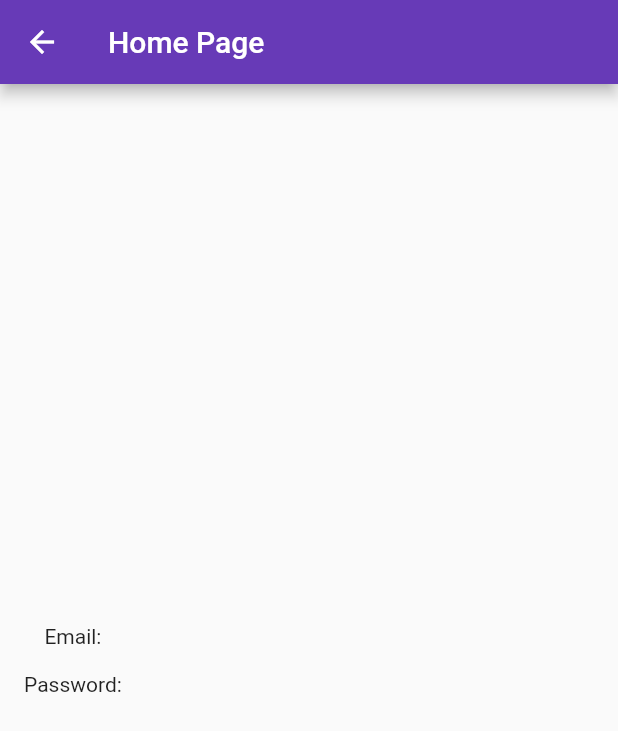
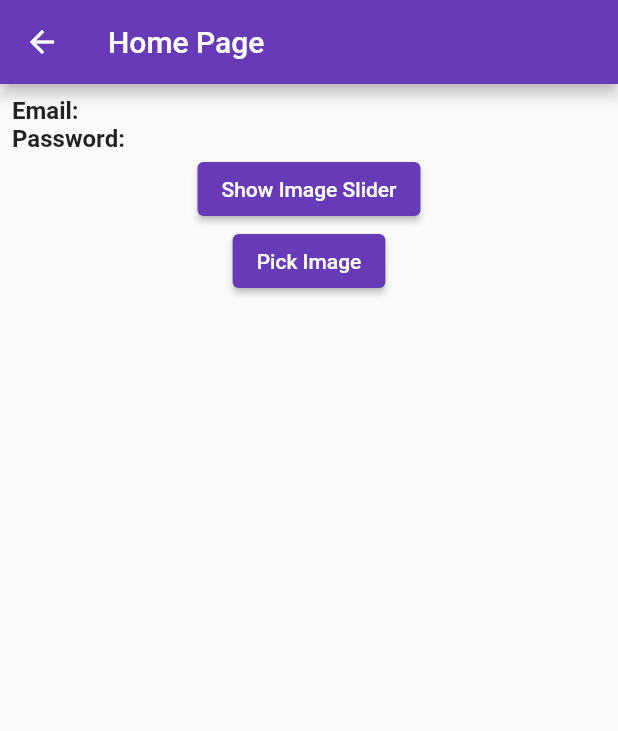
Before and after one commit to rushik008/Internship_Project_1, a Flutter app: the HomePage screen opened directly with empty values, on a phone screen of 412 x 824 dp. Shown: the top 731 px of the screen. Run offline on Flutter 3.47's test engine with Material 2 defaults, Android fonts, the phone set to English and light mode, and no system bars; our stand-ins replace carousel_slider, get, image_picker.

Commit message:
App Implemented

```diff
--- a/lib/pages/home_page.dart
+++ b/lib/pages/home_page.dart
@@ -1,26 +1,119 @@
+import 'dart:io';
 import 'package:flutter/material.dart';
 import 'package:get/get.dart';
+import 'package:image_picker/image_picker.dart';
+import 'package:internship_project_1/pages/images_page.dart';
 
-class HomePage extends StatelessWidget {
+class HomePage extends StatefulWidget {
   const HomePage({super.key});
 
   @override
+  State<HomePage> createState() => _HomePageState();
+}
+
+class _HomePageState extends State<HomePage> {
+  @override
+  File? _image;
+
+  Future<void> _pickImage(ImageSource source) async {
+    final picker = ImagePicker();
+    final pickedImage = await picker.pickImage(source: source);
+
+    if (pickedImage != null) {
+      setState(() {
+        _image = File(pickedImage.path);
+      });
+    }
+  }
+
   Widget build(BuildContext context) {
     final args = Get.arguments as Map<String, dynamic>;
-
     final String email = args['email'];
     final String password = args['password'];
 
     return Scaffold(
       appBar: AppBar(title: const Text('Home Page')),
       body: Padding(
-        padding: const EdgeInsets.all(16.0),
+        padding: const EdgeInsets.all(8.0),
         child: Column(
-          mainAxisAlignment: MainAxisAlignment.center,
-          children: [
-            Text('Email: $email'),
-            const SizedBox(height: 16.0),
-            Text('Password: $password'),
+          children: <Widget>[
+            Row(
+              children: <Widget>[
+                const Flexible(
+                  flex: 1,
+                  child: Text(
+                    'Email: ',
+                    style: TextStyle(
+                      fontSize: 16,
+                      fontWeight: FontWeight.bold,
+                    ),
+                  ),
+                ),
+                Flexible(
+                  flex: 2,
+                  child: Text(
+                    email,
+                    style: const TextStyle(
+                      fontSize: 16,
+                    ),
+                  ),
+                ),
+              ],
+            ),
+            Row(
+              children: [
+                const Flexible(
+                  child: Text(
+                    'Password: ',
+                    style: TextStyle(
+                      fontSize: 16,
+                      fontWeight: FontWeight.bold,
+                    ),
+                  ),
+                ),
+                Flexible(
+                  child: Text(
+                    password,
+                    style: const TextStyle(
+                      fontSize: 16,
+                    ),
+                  ),
+                ),
+              ],
+            ),
+            Row(
+              mainAxisAlignment: MainAxisAlignment.center,
+              children: [
+                Flexible(
+                  child: ElevatedButton(
+                    onPressed: () => Get.to(() => const ImagesPage()),
+                    child: const Text('Show Image Slider'),
+                  ),
+                ),
+              ],
+            ),
+            Row(
+              mainAxisAlignment: MainAxisAlignment.center,
+              children: [
+                Flexible(
+                  child: ElevatedButton(
+                    onPressed: () => _pickImage(ImageSource.gallery),
+                    child: const Text('Pick Image'),
+                  ),
+                ),
+              ],
+            ),
+            Row(
+              mainAxisAlignment: MainAxisAlignment.center,
+              children: [
+                if (_image != null)
+                  Image.file(
+                    _image!,
+                    width: 200,
+                    height: 200,
+                  ),
+              ],
+            ),
           ],
         ),
       ),
```
Also changed, not shown: lib/pages/images_page.dart (added, +57 -0 lines), lib/pages/login_page.dart (+8 -3 lines), pubspec.yaml (+10 -6 lines), assets/d.png (added), assets/h.png (added), assets/j.png (added), assets/n.png (added), assets/s.png (added), pubspec.lock, 1 other file.
